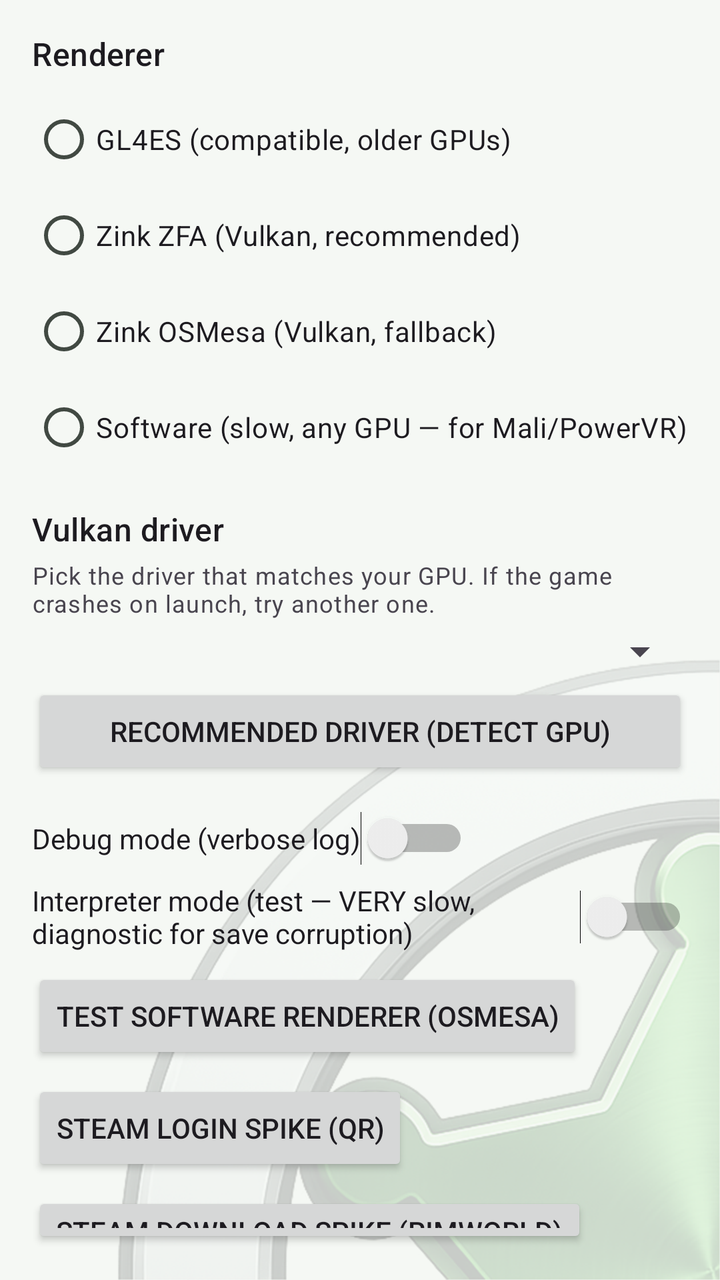
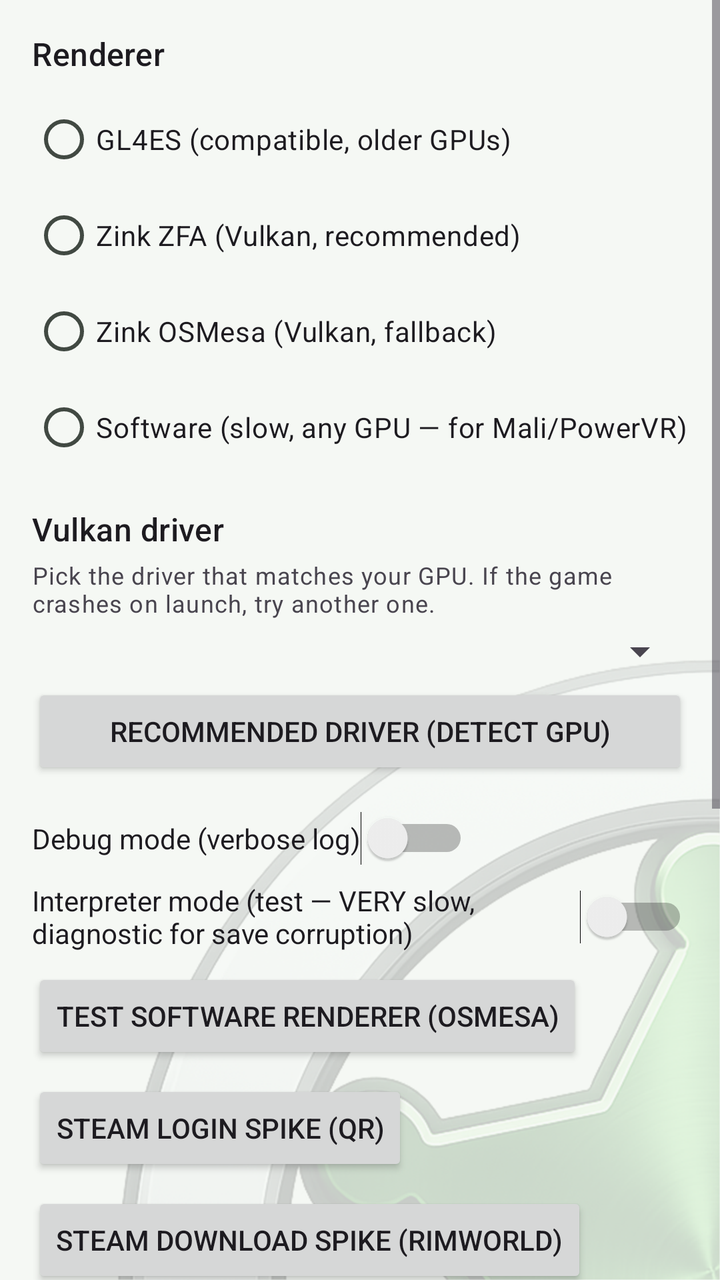

Compare the two renders of this Android layout. The source of the first and the diff that turns it into the second are given below.
<!-- AndroidManifest.xml: application theme AppTheme -->
<!-- res/layout/fragment_settings.xml -->
<?xml version="1.0" encoding="utf-8"?>
<LinearLayout xmlns:android="http://schemas.android.com/apk/res/android"
    android:layout_width="match_parent"
    android:layout_height="match_parent"
    android:orientation="vertical"
    android:padding="16dp">

    <TextView
        android:layout_width="wrap_content"
        android:layout_height="wrap_content"
        android:text="@string/renderer"
        android:textAppearance="?attr/textAppearanceTitleMedium"
        android:layout_marginBottom="8dp" />

    <RadioGroup
        android:id="@+id/rg_renderer"
        android:layout_width="wrap_content"
        android:layout_height="wrap_content"
        android:layout_marginBottom="16dp">

        <RadioButton
            android:id="@+id/rb_gl4es"
            android:layout_width="wrap_content"
            android:layout_height="wrap_content"
            android:text="@string/gl4es_label" />

        <RadioButton
            android:id="@+id/rb_zink_zfa"
            android:layout_width="wrap_content"
            android:layout_height="wrap_content"
            android:text="@string/zink_zfa_label" />

        <RadioButton
            android:id="@+id/rb_zink_osmesa"
            android:layout_width="wrap_content"
            android:layout_height="wrap_content"
            android:text="@string/zink_osmesa_label" />

        <RadioButton
            android:id="@+id/rb_softpipe"
            android:layout_width="wrap_content"
            android:layout_height="wrap_content"
            android:text="@string/softpipe_label" />

    </RadioGroup>

    <TextView
        android:layout_width="wrap_content"
        android:layout_height="wrap_content"
        android:text="@string/vulkan_driver"
        android:textAppearance="?attr/textAppearanceTitleMedium"
        android:layout_marginBottom="4dp" />

    <TextView
        android:layout_width="wrap_content"
        android:layout_height="wrap_content"
        android:text="@string/vulkan_driver_hint"
        android:textAppearance="?attr/textAppearanceBodySmall"
        android:layout_marginBottom="4dp" />

    <Spinner
        android:id="@+id/spinner_vulkan_driver"
        android:layout_width="match_parent"
        android:layout_height="wrap_content"
        android:layout_marginBottom="4dp" />

    <Button
        android:id="@+id/btn_recommend_driver"
        android:layout_width="match_parent"
        android:layout_height="wrap_content"
        android:text="@string/driver_recommend"
        android:textSize="14dp"
        android:layout_marginBottom="16dp" />

    
    <LinearLayout
        android:layout_width="match_parent"
        android:layout_height="wrap_content"
        android:orientation="vertical"
        android:visibility="gone">

        <TextView
            android:id="@+id/tv_render_scale_label"
            android:layout_width="wrap_content"
            android:layout_height="wrap_content"
            android:layout_marginTop="16dp"
            android:text="Render scale: 60%"
            android:textAppearance="?attr/textAppearanceTitleMedium" />

        <TextView
            android:layout_width="wrap_content"
            android:layout_height="wrap_content"
            android:text="Lower % = bigger UI. RimWorld needs ≥67% or its menus overflow."
            android:textAppearance="?attr/textAppearanceBodySmall"
            android:layout_marginBottom="4dp" />

        <SeekBar
            android:id="@+id/sb_render_scale"
            android:layout_width="match_parent"
            android:layout_height="wrap_content"
            android:max="33"
            android:progress="5"
            android:layout_marginBottom="16dp" />
    </LinearLayout>

    <Switch
        android:id="@+id/sw_debug"
        android:layout_width="wrap_content"
        android:layout_height="wrap_content"
        android:text="@string/debug_mode" />

    <Switch
        android:id="@+id/sw_strict_barriers"
        android:layout_width="wrap_content"
        android:layout_height="wrap_content"
        android:layout_marginTop="8dp"
        android:text="@string/strict_barriers" />

    <Button
        android:id="@+id/btn_smoketest"
        android:layout_width="wrap_content"
        android:layout_height="wrap_content"
        android:layout_marginTop="8dp"
        android:text="@string/smoketest_label" />

    <Button
        android:id="@+id/btn_steam_spike"
        android:layout_width="wrap_content"
        android:layout_height="wrap_content"
        android:layout_marginTop="8dp"
        android:text="@string/steam_spike_label" />

    <Button
        android:id="@+id/btn_steam_dl"
        android:layout_width="wrap_content"
        android:layout_height="wrap_content"
        android:layout_marginTop="8dp"
        android:text="@string/steam_dl_label" />

    <TextView
        android:id="@+id/tv_steam_dl_status"
        android:layout_width="match_parent"
        android:layout_height="wrap_content"
        android:layout_marginTop="4dp"
        android:textIsSelectable="true"
        android:visibility="gone"
        android:textSize="12sp" />

    <TextView
        android:layout_width="wrap_content"
        android:layout_height="wrap_content"
        android:layout_marginTop="16dp"
        android:text="@string/on_screen_controls"
        android:textAppearance="?attr/textAppearanceTitleMedium"
        android:layout_marginBottom="4dp" />

    <Button
        android:id="@+id/btn_edit_controls"
        android:layout_width="wrap_content"
        android:layout_height="wrap_content"
        android:text="@string/edit_controls" />

    <Switch
        android:id="@+id/sw_drag_pan"
        android:layout_width="match_parent"
        android:layout_height="wrap_content"
        android:layout_marginTop="12dp"
        android:text="@string/drag_pan_label" />

</LinearLayout>
<!-- resources referenced by this layout -->
<resources>
  <style name="AppTheme" parent="Theme.Material3.DayNight.NoActionBar">
          
          <item name="colorPrimary">@color/rd_primary</item>
          <item name="colorOnPrimary">@android:color/white</item>
          <item name="colorPrimaryContainer">@color/rd_primary_container</item>
          <item name="colorOnPrimaryContainer">@color/rd_on_primary_container</item>
          <item name="colorOutline">@color/rd_primary</item>
  
          
          <item name="colorSecondary">@color/md_theme_secondary</item>
          <item name="colorOnSecondary">@color/md_theme_onSecondary</item>
          <item name="colorSecondaryContainer">@color/md_theme_secondaryContainer</item>
          <item name="colorOnSecondaryContainer">@color/md_theme_onSecondaryContainer</item>
          <item name="colorTertiary">@color/md_theme_tertiary</item>
          <item name="colorOnTertiary">@color/md_theme_onTertiary</item>
          <item name="colorTertiaryContainer">@color/md_theme_tertiaryContainer</item>
          <item name="colorOnTertiaryContainer">@color/md_theme_onTertiaryContainer</item>
          <item name="colorError">@color/md_theme_error</item>
          <item name="colorOnError">@color/md_theme_onError</item>
          <item name="colorErrorContainer">@color/md_theme_errorContainer</item>
          <item name="colorOnErrorContainer">@color/md_theme_onErrorContainer</item>
          <item name="android:colorBackground">@color/md_theme_background</item>
          <item name="colorOnBackground">@color/md_theme_onBackground</item>
          <item name="colorSurface">@color/md_theme_surface</item>
          <item name="colorOnSurface">@color/md_theme_onSurface</item>
          <item name="colorSurfaceVariant">@color/md_theme_surfaceVariant</item>
          <item name="colorOnSurfaceVariant">@color/md_theme_onSurfaceVariant</item>
          <item name="colorOutlineVariant">@color/md_theme_outlineVariant</item>
          <item name="colorSurfaceInverse">@color/md_theme_inverseSurface</item>
          <item name="colorOnSurfaceInverse">@color/md_theme_inverseOnSurface</item>
          <item name="colorPrimaryInverse">@color/md_theme_inversePrimary</item>
          <item name="colorSurfaceDim">@color/md_theme_surfaceDim</item>
          <item name="colorSurfaceBright">@color/md_theme_surfaceBright</item>
          <item name="colorSurfaceContainerLowest">@color/md_theme_surfaceContainerLowest</item>
          <item name="colorSurfaceContainerLow">@color/md_theme_surfaceContainerLow</item>
          <item name="colorSurfaceContainer">@color/md_theme_surfaceContainer</item>
          <item name="colorSurfaceContainerHigh">@color/md_theme_surfaceContainerHigh</item>
          <item name="colorSurfaceContainerHighest">@color/md_theme_surfaceContainerHighest</item>
  
          <item name="android:statusBarColor">@android:color/transparent</item>
          <item name="android:navigationBarColor">@android:color/transparent</item>
          
          <item name="android:windowBackground">@drawable/rd_page_bg</item>
          
  
          <item name="materialButtonStyle">@style/AppTheme.Button</item>
          <item name="navigationViewStyle">@style/AppTheme.NavigationView</item>
      </style>
  <!-- unchanged entries left out for length: 52 -->
</resources>

<!-- the commit's change to res/layout/fragment_settings.xml (unified diff, before → after) -->
@@ -1,7 +1,11 @@
 <?xml version="1.0" encoding="utf-8"?>
-<LinearLayout xmlns:android="http://schemas.android.com/apk/res/android"
+<ScrollView xmlns:android="http://schemas.android.com/apk/res/android"
     android:layout_width="match_parent"
-    android:layout_height="match_parent"
+    android:layout_height="match_parent">
+
+  <LinearLayout
+    android:layout_width="match_parent"
+    android:layout_height="wrap_content"
     android:orientation="vertical"
     android:padding="16dp">
 
@@ -167,4 +171,44 @@
         android:layout_marginTop="12dp"
         android:text="@string/drag_pan_label" />
 
-</LinearLayout>
+    <Switch
+        android:id="@+id/sw_haptic"
+        android:layout_width="match_parent"
+        android:layout_height="wrap_content"
+        android:layout_marginTop="12dp"
+        android:text="@string/haptic_label" />
+
+    <Switch
+        android:id="@+id/sw_audio"
+        android:layout_width="match_parent"
+        android:layout_height="wrap_content"
+        android:layout_marginTop="12dp"
+        android:text="@string/audio_label" />
+
+    
+    <TextView
+        android:layout_width="wrap_content"
+        android:layout_height="wrap_content"
+        android:layout_marginTop="24dp"
+        android:text="@string/env_vars_title"
+        android:textAppearance="?attr/textAppearanceTitleMedium"
+        android:layout_marginBottom="4dp" />
+
+    <TextView
+        android:layout_width="match_parent"
+        android:layout_height="wrap_content"
+        android:text="@string/env_vars_hint"
+        android:textAppearance="?attr/textAppearanceBodySmall"
+        android:layout_marginBottom="4dp" />
+
+    <EditText
+        android:id="@+id/et_env_vars"
+        android:layout_width="match_parent"
+        android:layout_height="wrap_content"
+        android:fontFamily="monospace"
+        android:textSize="13sp"
+        android:inputType="textNoSuggestions|textMultiLine|textVisiblePassword"
+        android:hint="@string/env_vars_hint_example" />
+
+  </LinearLayout>
+</ScrollView>
<!-- resource entries referenced after the edit -->
@@ -1,5 +1,10 @@
 <!-- resources referenced by this layout -->
 <resources>
+  <string name="audio_label">Game sound (experimental)</string>
+  <string name="env_vars_hint">KEY=VALUE pairs (space-separated), applied on launch and overriding the defaults. For diagnostics / performance tests — leave empty unless you know what you\'re doing. Per-instance.</string>
+  <string name="env_vars_hint_example">e.g. BOX64_DYNAREC_ALIGNED_ATOMICS=1</string>
+  <string name="env_vars_title">Advanced: extra launch variables</string>
+  <string name="haptic_label">Vibrate on button press</string>
   <style name="AppTheme" parent="Theme.Material3.DayNight.NoActionBar">
           
           <item name="colorPrimary">@color/rd_primary</item>
@@ -47,6 +52,14 @@
   
           <item name="materialButtonStyle">@style/AppTheme.Button</item>
           <item name="navigationViewStyle">@style/AppTheme.NavigationView</item>
+          
+          <item name="materialAlertDialogTheme">@style/ThemeOverlay.RimDroid.Dialog</item>
+      </style>
+  <style name="ThemeOverlay.RimDroid.Dialog" parent="ThemeOverlay.Material3.MaterialAlertDialog">
+          <item name="materialAlertDialogTitleTextStyle">@style/RimDroid.Dialog.Title</item>
+      </style>
+  <style name="RimDroid.Dialog.Title" parent="MaterialAlertDialog.Material3.Title.Text">
+          <item name="android:textColor">?attr/colorPrimary</item>
       </style>
   <!-- unchanged entries left out for length: 52 -->
 </resources>
